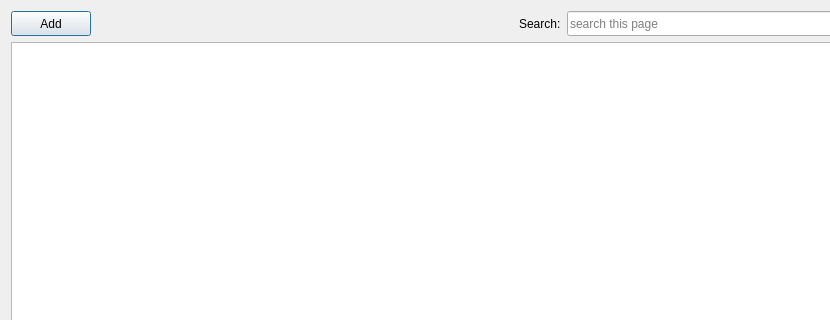
This is ui/EditTree.ui in kathrynmetcalf/GeoCORK as Qt 5 draws it before an edit; both pictures show x 0 to 830 and y 0 to 320 of the 1000 by 600 pixel window. The edited form follows.
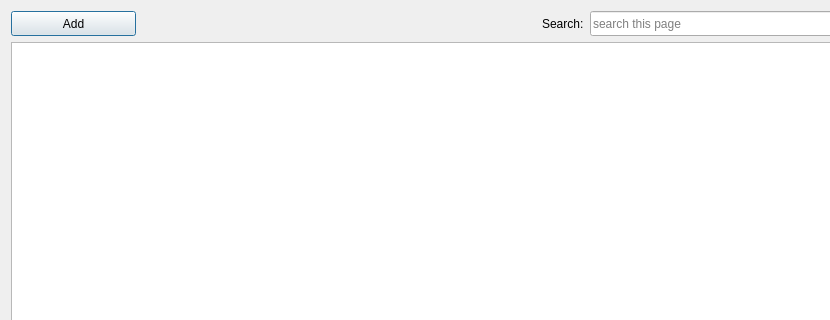
This is the edited form.

Patch:
```diff
--- a/ui/EditTree.ui
+++ b/ui/EditTree.ui
@@ -31,7 +31,7 @@
         <widget class="QPushButton" name="add_pushButton">
          <property name="minimumSize">
           <size>
-           <width>0</width>
+           <width>125</width>
            <height>25</height>
           </size>
          </property>
```
